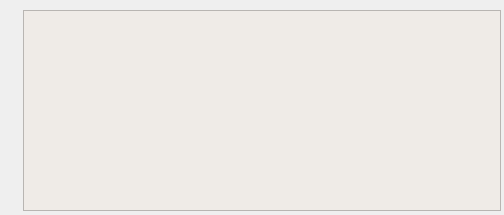
Old version of the form about.ui in the repository sojoe02/RANA.
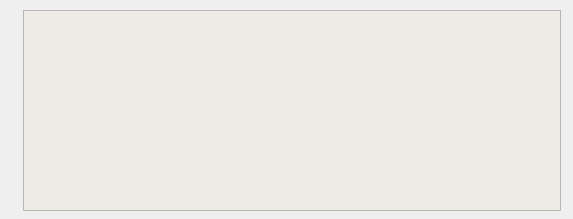
New version of the form. Icons and pictures are not drawn.

What changed in the file:
```diff
--- a/about.ui
+++ b/about.ui
@@ -6,8 +6,8 @@
    <rect>
     <x>0</x>
     <y>0</y>
-    <width>504</width>
-    <height>215</height>
+    <width>573</width>
+    <height>219</height>
    </rect>
   </property>
   <property name="windowTitle">
@@ -18,7 +18,7 @@
     <rect>
      <x>10</x>
      <y>10</y>
-     <width>491</width>
+     <width>551</width>
      <height>201</height>
     </rect>
    </property>
```
